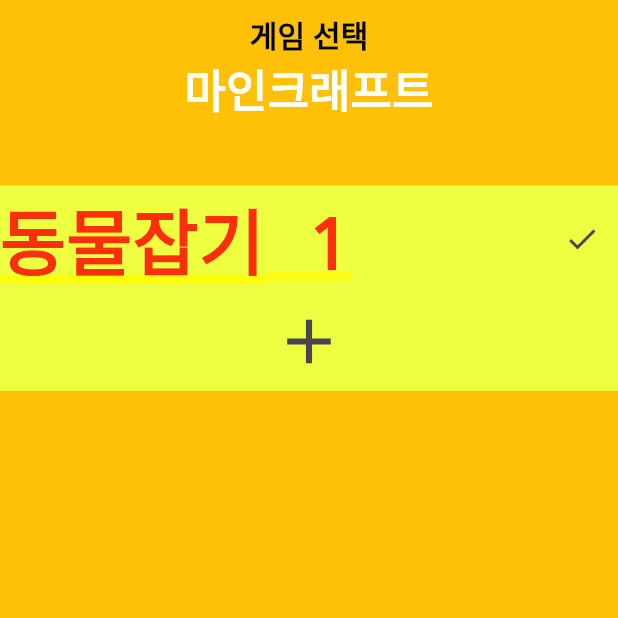
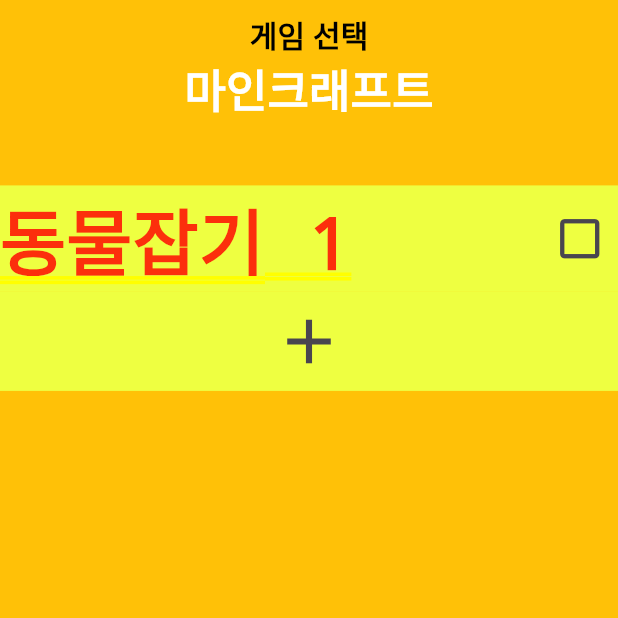
Before and after one commit to heeseung0/game_calendar, a Flutter app: the screen it shows after launch, after a tap on the "add" icon, on a phone screen of 412 x 824 dp, the top half of it. Run offline on Flutter 3.47's test engine with Material 3 defaults, Android fonts, the phone set to English and light mode, and no system bars.

```diff
--- a/lib/screens/home_screen.dart
+++ b/lib/screens/home_screen.dart
@@ -161,24 +161,29 @@ class _HomeScreenState extends State<HomeScreen> {
 
     Widget addContent() {
       bool toggle = false;
-      Icon icon = Icon(Icons.check);
+      Icon icon = const Icon(Icons.check_box_outline_blank);
       return Container(
         color: secondaryColor,
         child: Row(
           mainAxisAlignment: MainAxisAlignment.spaceBetween,
           children: [
             Text('동물잡기 ${bodyScreen.length}'),
-            IconButton(
-              icon: icon == Icon(Icons.check)
-                  ? Icon(Icons.check_box_outline_blank)
-                  : Icon(Icons.check),
-              onPressed: () {
-                setState(() {
-                  toggle = !toggle;
-                  print(toggle);
-                });
+            StatefulBuilder(
+              builder: (BuildContext context, StateSetter setState) {
+                return IconButton(
+                  onPressed: () {
+                    setState(() {
+                      toggle = !toggle;
+                      toggle
+                          ? icon = const Icon(Icons.check)
+                          : icon = const Icon(Icons.check_box_outline_blank);
+                    });
+                  },
+                  icon: icon,
+                  iconSize: 35,
+                );
               },
-            )
+            ),
           ],
         ),
       );
```
